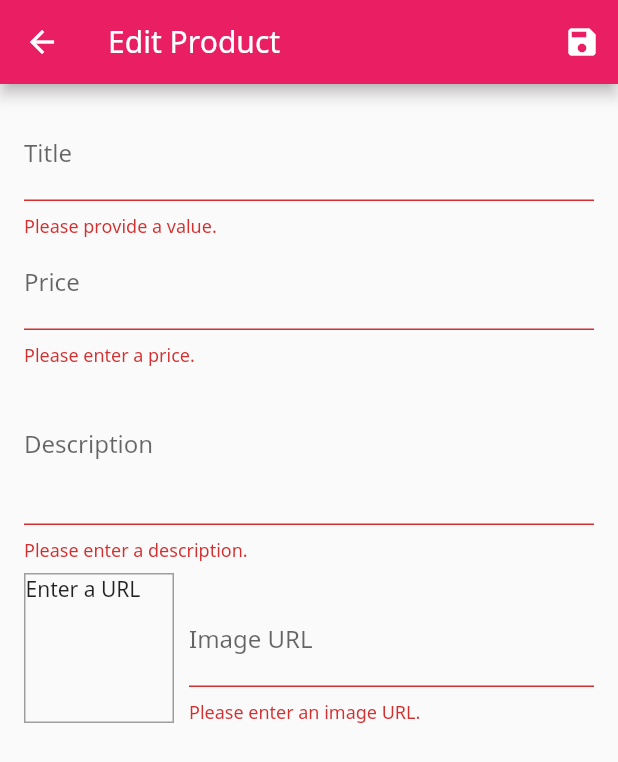
After one commit to udrepo/Shop_app, a Flutter app: the EditProductScreen screen opened by its route, after a tap on the "save" icon, on a phone screen of 412 x 824 dp. The commit adds this screen. Shown: the top 762 px of the screen. Run offline on Flutter 3.47's test engine with Material 2 defaults, Android fonts, the phone set to English and light mode, and no system bars; network calls fail.

Commit message:
added edit item scree

```diff
--- a/lib/main.dart
+++ b/lib/main.dart
@@ -2,7 +2,9 @@ import 'package:flutter/material.dart';
 import 'package:provider/provider.dart';
 import 'package:shop_app/providers/orders.dart';
 import 'package:shop_app/screens/cart_screen.dart';
+import 'package:shop_app/screens/edit_product_screen.dart';
 import 'package:shop_app/screens/orders_screen.dart';
+import 'package:shop_app/screens/user_products_screen.dart';
 
 import './screens/products_overview_screen.dart';
 import './screens/product_details_screen.dart';
@@ -36,6 +38,8 @@ class MyApp extends StatelessWidget {
             ProductDetailsScreen.routeName: (ctx) => ProductDetailsScreen(),
             CartScreen.routeName: (ctx) => CartScreen(),
             OrdersScreen.routeName: (ctx) => OrdersScreen(),
+            UserProductsScreen.routeName: (ctx) => UserProductsScreen(),
+            EditProductScreen.routeName: (ctx) => EditProductScreen()
           }),
     );
   }
--- a/lib/providers/cart.dart
+++ b/lib/providers/cart.dart
@@ -33,16 +33,15 @@ class Cart with ChangeNotifier {
     return total;
   }
 
-  void addItem(
-    String productId,
+  void addItem(String productId,
       double price,
-    String title,
-  ) {
+      String title,) {
     if (_items.containsKey(productId)) {
       // change quantity...
       _items.update(
         productId,
-        (existingCartItem) => CartItem(
+            (existingCartItem) =>
+            CartItem(
               id: existingCartItem.id,
               title: existingCartItem.title,
               price: existingCartItem.price,
@@ -52,7 +51,8 @@ class Cart with ChangeNotifier {
     } else {
       _items.putIfAbsent(
         productId,
-        () => CartItem(
+            () =>
+            CartItem(
               id: DateTime.now().toString(),
               title: title,
               price: price,
@@ -63,12 +63,25 @@ class Cart with ChangeNotifier {
     notifyListeners();
   }
 
+  void removeSingleItem(String productId) {
+    if (!_items.containsKey(productId)) return;
+    if (_items[productId].quantity > 1) {
+      _items.update(productId, (value) =>
+          CartItem(id: value.id,
+              title: value.title,
+              quantity: value.quantity - 1,
+              price: value.price));
+    }else _items.remove(productId);
+
+    notifyListeners();
+  }
+
   void removeItem(String productId) {
     _items.remove(productId);
     notifyListeners();
   }
 
-  void clear(){
+  void clear() {
     _items = {};
     notifyListeners();
   }
--- a/lib/providers/products_provider.dart
+++ b/lib/providers/products_provider.dart
@@ -1,7 +1,6 @@
 import 'package:flutter/material.dart';
 
 import 'product.dart';
-
 
 class Products with ChangeNotifier {
   List<Product> _items = [
@@ -11,7 +10,7 @@ class Products with ChangeNotifier {
       description: 'A red shirt - it is pretty red!',
       price: 29.99,
       imageUrl:
-      'https://cdn.pixabay.com/photo/2016/10/02/22/17/red-t-shirt-1710578_1280.jpg',
+          'https://cdn.pixabay.com/photo/2016/10/02/22/17/red-t-shirt-1710578_1280.jpg',
     ),
     Product(
       id: 'p2',
@@ -19,7 +18,7 @@ class Products with ChangeNotifier {
       description: 'A nice pair of trousers.',
       price: 59.99,
       imageUrl:
-      'https://upload.wikimedia.org/wikipedia/commons/thumb/e/e8/Trousers%2C_dress_%28AM_1960.022-8%29.jpg/512px-Trousers%2C_dress_%28AM_1960.022-8%29.jpg',
+          'https://upload.wikimedia.org/wikipedia/commons/thumb/e/e8/Trousers%2C_dress_%28AM_1960.022-8%29.jpg/512px-Trousers%2C_dress_%28AM_1960.022-8%29.jpg',
     ),
     Product(
       id: 'p3',
@@ -27,7 +26,7 @@ class Products with ChangeNotifier {
       description: 'Warm and cozy - exactly what you need for the winter.',
       price: 19.99,
       imageUrl:
-      'https://live.staticflickr.com/4043/4438260868_cc79b3369d_z.jpg',
+          'https://live.staticflickr.com/4043/4438260868_cc79b3369d_z.jpg',
     ),
     Product(
       id: 'p4',
@@ -35,39 +34,48 @@ class Products with ChangeNotifier {
       description: 'Prepare any meal you want.',
       price: 49.99,
       imageUrl:
-      'https://upload.wikimedia.org/wikipedia/commons/thumb/1/14/Cast-Iron-Pan.jpg/1024px-Cast-Iron-Pan.jpg',
+          'https://upload.wikimedia.org/wikipedia/commons/thumb/1/14/Cast-Iron-Pan.jpg/1024px-Cast-Iron-Pan.jpg',
     ),
   ];
 
   var _showFavorites = false;
 
-  List<Product> get items{
+  List<Product> get items {
     // if(_showFavorites)
     //   return _items.where((element) => element.isFavorite).toList();
     return [..._items];
   }
 
-  List<Product> get favorites{
+  List<Product> get favorites {
     return _items.where((element) => element.isFavorite).toList();
   }
 
-
-  Product findById(String id){
+  Product findById(String id) {
     return _items.firstWhere((element) => element.id == id);
   }
 
-  void addProduct(){
- //   _items.add();
+  void addProduct(Product product) {
+    final newProduct = Product(
+        title: product.title,
+        description: product.description,
+        price: product.price,
+        imageUrl: product.imageUrl,
+        id: DateTime.now().toString());
+    _items.add(newProduct);
+    //  _items.insert(0, newProduct);
     notifyListeners();
   }
 
-  // void showFavorites() {
-  //   _showFavorites = true;
-  //   notifyListeners();
-  // }
-  // void showAll() {
-  //   _showFavorites = false;
-  //   notifyListeners();
-  // }
+  void updateProduct(String id, Product newProduct) {
+    final productIndex = _items.indexWhere((element) => element.id == id);
+    if (productIndex >= 0) {
+      _items[productIndex] = newProduct;
+      notifyListeners();
+    }
+  }
 
+  void deleteProduct(String id) {
+    _items.removeWhere((element) => element.id == id);
+    notifyListeners();
+  }
 }
--- /dev/null
+++ b/lib/screens/edit_product_screen.dart
@@ -0,0 +1,266 @@
+import 'package:flutter/material.dart';
+import 'package:provider/provider.dart';
+import 'package:shop_app/providers/products_provider.dart';
+
+import '../providers/product.dart';
+
+class EditProductScreen extends StatefulWidget {
+  static const routeName = '/edit-product';
+
+  @override
+  _EditProductScreenState createState() => _EditProductScreenState();
+}
+
+class _EditProductScreenState extends State<EditProductScreen> {
+  final _priceFocusNode = FocusNode();
+  final _descriptionFocusNode = FocusNode();
+  final _imageUrlController = TextEditingController();
+  final _imageUrlFocusNode = FocusNode();
+  final _form = GlobalKey<FormState>();
+  var _editedProduct = Product(
+    id: null,
+    title: '',
+    price: 0,
+    description: '',
+    imageUrl: '',
+  );
+
+  var _initValues = {
+    'title': '',
+    'description': '',
+    'price': '',
+    'imageUrl': '',
+  };
+  var _isInit = true;
+
+  @override
+  void initState() {
+    _imageUrlFocusNode.addListener(_updateImageUrl);
+    super.initState();
+  }
+
+  @override
+  void didChangeDependencies() {
+    if (_isInit) {
+      final productId = ModalRoute.of(context).settings.arguments as String;
+      if (productId != null) {
+        _editedProduct =
+            Provider.of<Products>(context, listen: false).findById(productId);
+        _initValues = {
+          'title': _editedProduct.title,
+          'description': _editedProduct.description,
+          'price': _editedProduct.price.toString(),
+          'imageUrl': '',
+        };
+        _imageUrlController.text = _editedProduct.imageUrl;
+      }
+    }
+    _isInit = false;
+    super.didChangeDependencies();
+  }
+
+  @override
+  void dispose() {
+    _imageUrlFocusNode.removeListener(_updateImageUrl);
+    _priceFocusNode.dispose();
+    _descriptionFocusNode.dispose();
+    _imageUrlController.dispose();
+    _imageUrlFocusNode.dispose();
+    super.dispose();
+  }
+
+  void _updateImageUrl() {
+    if (!_imageUrlFocusNode.hasFocus) {
+      if ((!_imageUrlController.text.startsWith('http') &&
+              !_imageUrlController.text.startsWith('https')) ||
+          (!_imageUrlController.text.endsWith('.png') &&
+              !_imageUrlController.text.endsWith('.jpg') &&
+              !_imageUrlController.text.endsWith('.jpeg'))) {
+        return;
+      }
+      setState(() {});
+    }
+  }
+
+  void _saveForm() {
+    final isValid = _form.currentState.validate();
+    if (!isValid) {
+      return;
+    }
+    _form.currentState.save();
+    if (_editedProduct.id != null) {
+      Provider.of<Products>(context, listen: false)
+          .updateProduct(_editedProduct.id, _editedProduct);
+    } else {
+      Provider.of<Products>(context, listen: false).addProduct(_editedProduct);
+    }
+    Navigator.of(context).pop();
+  }
+
+  @override
+  Widget build(BuildContext context) {
+    return Scaffold(
+      appBar: AppBar(
+        title: Text('Edit Product'),
+        actions: <Widget>[
+          IconButton(
+            icon: Icon(Icons.save),
+            onPressed: _saveForm,
+          ),
+        ],
+      ),
+      body: Padding(
+        padding: const EdgeInsets.all(16.0),
+        child: Form(
+          key: _form,
+          child: ListView(
+            children: <Widget>[
+              TextFormField(
+                initialValue: _initValues['title'],
+                decoration: InputDecoration(labelText: 'Title'),
+                textInputAction: TextInputAction.next,
+                onFieldSubmitted: (_) {
+                  FocusScope.of(context).requestFocus(_priceFocusNode);
+                },
+                validator: (value) {
+                  if (value.isEmpty) {
+                    return 'Please provide a value.';
+                  }
+                  return null;
+                },
+                onSaved: (value) {
+                  _editedProduct = Product(
+                      title: value,
+                      price: _editedProduct.price,
+                      description: _editedProduct.description,
+                      imageUrl: _editedProduct.imageUrl,
+                      id: _editedProduct.id,
+                      isFavorite: _editedProduct.isFavorite);
+                },
+              ),
+              TextFormField(
+                initialValue: _initValues['price'],
+                decoration: InputDecoration(labelText: 'Price'),
+                textInputAction: TextInputAction.next,
+                keyboardType: TextInputType.number,
+                focusNode: _priceFocusNode,
+                onFieldSubmitted: (_) {
+                  FocusScope.of(context).requestFocus(_descriptionFocusNode);
+                },
+                validator: (value) {
+                  if (value.isEmpty) {
+                    return 'Please enter a price.';
+                  }
+                  if (double.tryParse(value) == null) {
+                    return 'Please enter a valid number.';
+                  }
+                  if (double.parse(value) <= 0) {
+                    return 'Please enter a number greater than zero.';
+                  }
+                  return null;
+                },
+                onSaved: (value) {
+                  _editedProduct = Product(
+                      title: _editedProduct.title,
+                      price: double.parse(value),
+                      description: _editedProduct.description,
+                      imageUrl: _editedProduct.imageUrl,
+                      id: _editedProduct.id,
+                      isFavorite: _editedProduct.isFavorite);
+                },
+              ),
+              TextFormField(
+                initialValue: _initValues['description'],
+                decoration: InputDecoration(labelText: 'Description'),
+                maxLines: 3,
+                keyboardType: TextInputType.multiline,
+                focusNode: _descriptionFocusNode,
+                validator: (value) {
+                  if (value.isEmpty) {
+                    return 'Please enter a description.';
+                  }
+                  if (value.length < 10) {
+                    return 'Should be at least 10 characters long.';
+                  }
+                  return null;
+                },
+                onSaved: (value) {
+                  _editedProduct = Product(
+                      title: _editedProduct.title,
+                      price: _editedProduct.price,
+                      description: value,
+                      imageUrl: _editedProduct.imageUrl,
+                      id: _editedProduct.id,
+                      isFavorite: _editedProduct.isFavorite);
+                },
+              ),
+              Row(
+                crossAxisAlignment: CrossAxisAlignment.end,
+                children: <Widget>[
+                  Container(
+                    width: 100,
+                    height: 100,
+                    margin: EdgeInsets.only(
+                      top: 8,
+                      right: 10,
+                    ),
+                    decoration: BoxDecoration(
+                      border: Border.all(
+                        width: 1,
+                        color: Colors.grey,
+                      ),
+                    ),
+                    child: _imageUrlController.text.isEmpty
+                        ? Text('Enter a URL')
+                        : FittedBox(
+                            child: Image.network(
+                              _imageUrlController.text,
+                              fit: BoxFit.cover,
+                            ),
+                          ),
+                  ),
+                  Expanded(
+                    child: TextFormField(
+                      decoration: InputDecoration(labelText: 'Image URL'),
+                      keyboardType: TextInputType.url,
+                      textInputAction: TextInputAction.done,
+                      controller: _imageUrlController,
+                      focusNode: _imageUrlFocusNode,
+                      onFieldSubmitted: (_) {
+                        _saveForm();
+                      },
+                      validator: (value) {
+                        if (value.isEmpty) {
+                          return 'Please enter an image URL.';
+                        }
+                        if (!value.startsWith('http') &&
+                            !value.startsWith('https')) {
+                          return 'Please enter a valid URL.';
+                        }
+                        if (!value.endsWith('.png') &&
+                            !value.endsWith('.jpg') &&
+                            !value.endsWith('.jpeg')) {
+                          return 'Please enter a valid image URL.';
+                        }
+                        return null;
+                      },
+                      onSaved: (value) {
+                        _editedProduct = Product(
+                            title: _editedProduct.title,
+                            price: _editedProduct.price,
+                            description: _editedProduct.description,
+                            imageUrl: value,
+                            id: _editedProduct.id,
+                            isFavorite: _editedProduct.isFavorite);
+                      },
+                    ),
+                  ),
+                ],
+              ),
+            ],
+          ),
+        ),
+      ),
+    );
+  }
+}
--- a/lib/widgets/app_drawer.dart
+++ b/lib/widgets/app_drawer.dart
@@ -1,5 +1,6 @@
 import 'package:flutter/material.dart';
 import 'package:shop_app/screens/orders_screen.dart';
+import 'package:shop_app/screens/user_products_screen.dart';
 
 class AppDrawer extends StatelessWidget {
   @override
@@ -22,6 +23,11 @@ class AppDrawer extends StatelessWidget {
           title: Text("Orders"),
           onTap: () => Navigator.of(context).pushReplacementNamed(OrdersScreen.routeName),
         ),
+        ListTile(
+          leading: Icon(Icons.edit),
+          title: Text("Manage Products"),
+          onTap: () => Navigator.of(context).pushReplacementNamed(UserProductsScreen.routeName),
+        ),
       ],
     ));
   }
```
Also changed, not shown: lib/screens/user_products_screen.dart (added, +40 -0 lines), lib/widgets/cart_item.dart (+21 -5 lines), lib/widgets/product_item.dart (+11 -6 lines), lib/widgets/user_product_item.dart (added, +42 -0 lines). Lines whose indentation alone changed are shown as unchanged.
